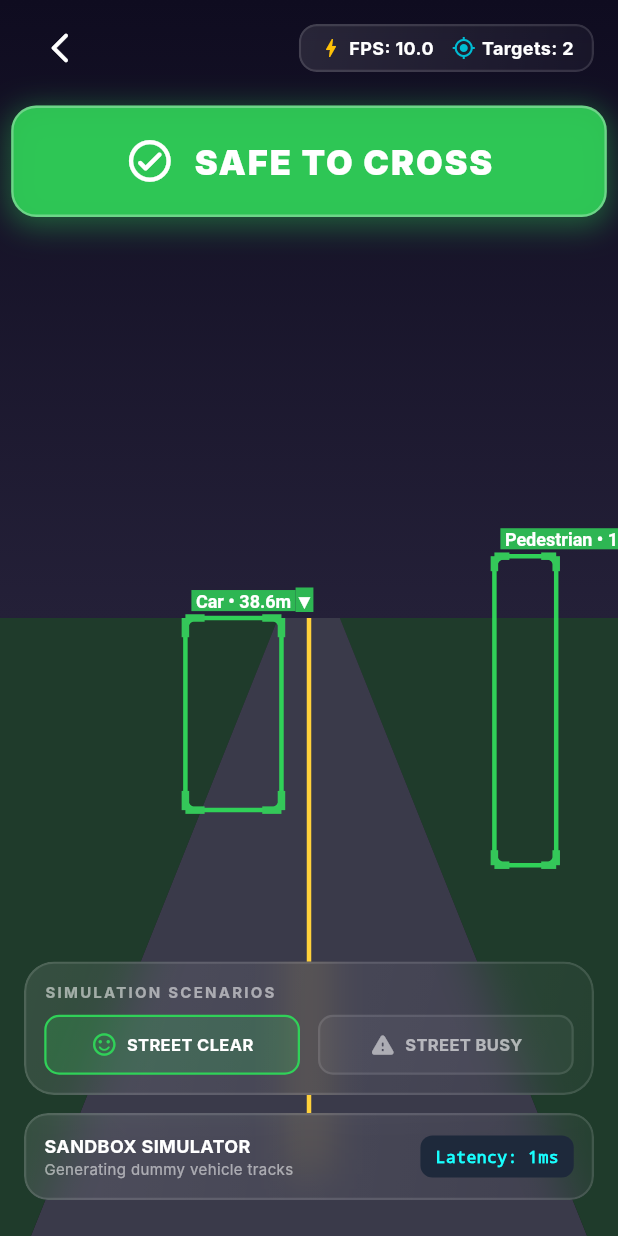
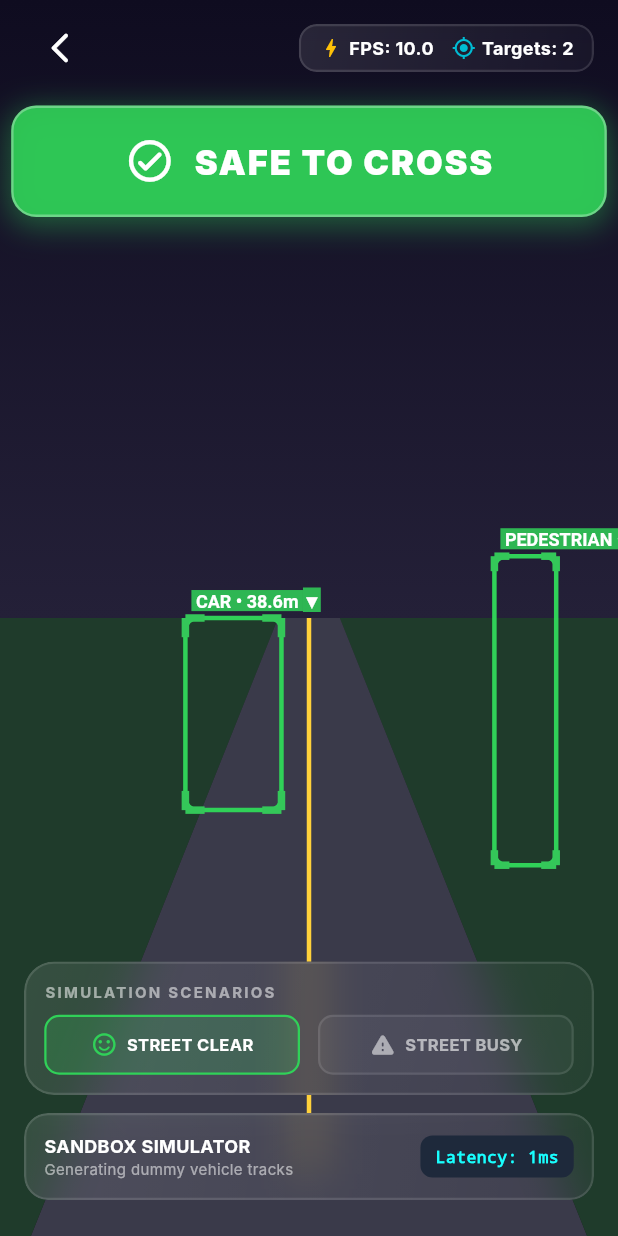
Before and after one commit to SleepyDugong/Traffic-Safety-Mobile-Application, a Flutter app: the CameraScreen screen opened by its route, after a tap on "STREET CLEAR", on a phone screen of 412 x 824 dp. Run offline on Flutter 3.47's test engine with Material 3 defaults, Android fonts, the phone set to English and light mode, and no system bars; our stand-ins replace audioplayers, camera, flutter_tts, permission_handler, vibration; Roboto replaces fonts that are missing (Inter).

Commit message:
version 5 completion

```diff
--- a/lib/screens/camera_screen.dart
+++ b/lib/screens/camera_screen.dart
@@ -159,7 +159,7 @@ class _CameraScreenState extends State<CameraScreen> {
     final verdict = safetyEngine.evaluateSafety(detectionService.currentDetections);
 
     // 2. Trigger alarms if detecting
-    if (detectionService.isDetecting && detectionService.currentDetections.isNotEmpty) {
+    if (detectionService.isDetecting) {
       alertService.triggerAlert(verdict);
     }
   }
--- a/lib/services/alert_service.dart
+++ b/lib/services/alert_service.dart
@@ -1,15 +1,18 @@
 import 'package:flutter/foundation.dart';
 import 'package:flutter_tts/flutter_tts.dart';
 import 'package:vibration/vibration.dart';
+import 'package:audioplayers/audioplayers.dart';
 
 class AlertService with ChangeNotifier {
   final FlutterTts _tts = FlutterTts();
+  final AudioPlayer _audioPlayer = AudioPlayer();
 
   bool _ttsEnabled = true;
   bool _hapticsEnabled = true;
 
   DateTime? _lastSpeechTime;
   String? _lastSpokenText;
+  String? _lastVerdict;
 
   bool get ttsEnabled => _ttsEnabled;
   bool get hapticsEnabled => _hapticsEnabled;
@@ -35,61 +38,84 @@ class AlertService with ChangeNotifier {
     notifyListeners();
   }
 
+  void _playAudioFile(String fileName) async {
+    try {
+      await _audioPlayer.stop(); // Stop currently playing audio to avoid overlay
+      await _audioPlayer.play(AssetSource('Audio/$fileName'));
+    } catch (e) {
+      debugPrint("Error playing audio asset: $e");
+    }
+  }
+
   /// Triggers safety audio and physical vibrations.
   /// Decides based on the verdict string: "SAFE", "CAUTION", or "DANGER".
   void triggerAlert(String verdict, {String? customMessage}) async {
     final now = DateTime.now();
 
-    String message;
-    if (customMessage != null) {
-      message = customMessage;
-    } else {
-      switch (verdict) {
-        case "DANGER":
-          message = "Stop! Vehicle approaching!";
-          break;
-        case "CAUTION":
-          message = "Caution! Vehicle approaching!";
-          break;
-        case "SAFE":
-        default:
-          message = "Safe to cross. Walk carefully.";
-          break;
-      }
-    }
+    // Track state changes to avoid spamming "SAFE"
+    final isStateChanged = _lastVerdict != verdict;
+    final isCooldownElapsed = _lastSpeechTime == null ||
+        now.difference(_lastSpeechTime!) > const Duration(seconds: 4);
+
+    if (isStateChanged || (verdict != "SAFE" && isCooldownElapsed)) {
+      _lastSpeechTime = now;
+      _lastVerdict = verdict;
 
       // Play Vibration
       if (_hapticsEnabled) {
         final hasVibrator = await Vibration.hasVibrator() ?? false;
         if (hasVibrator) {
+          // Cancel any ongoing continuous vibrations first
+          await Vibration.cancel();
+
           if (verdict == "DANGER") {
-          // Double buzz alert for danger
-          Vibration.vibrate(pattern: [0, 500, 200, 500]);
+            // Red Alert: Continuous vibration pattern
+            Vibration.vibrate(pattern: [0, 500, 200, 500], repeat: 0);
           } else if (verdict == "CAUTION") {
-          // Single medium buzz alert for caution
-          Vibration.vibrate(duration: 350);
+            // Yellow Alert: Two medium vibrations
+            Vibration.vibrate(pattern: [0, 250, 150, 250]);
           } else {
-          // Single short gentle tap vibration for safe confirmation
+            // Green Alert: Single short vibration
             Vibration.vibrate(duration: 100);
           }
         }
       }
 
-    // Speak text warning (with a 3-second cooldown to prevent overlapping audio)
+      // Play Voice Messages (MP3 audio files from assets)
       if (_ttsEnabled) {
-      if (_lastSpeechTime == null ||
-          now.difference(_lastSpeechTime!) > const Duration(seconds: 3) ||
-          _lastSpokenText != message) {
-        _lastSpeechTime = now;
-        _lastSpokenText = message;
-
-        await _tts.speak(message);
+        if (verdict == "SAFE") {
+          _playAudioFile("Now Safe.mp3");
+          Future.delayed(const Duration(milliseconds: 1600), () {
+            if (_lastVerdict == "SAFE") {
+              _tts.speak("Safe to cross.");
+            }
+          });
+        } else if (verdict == "DANGER") {
+          _playAudioFile("Not Safe.mp3");
+          Future.delayed(const Duration(milliseconds: 1600), () {
+            if (_lastVerdict == "DANGER") {
+              _tts.speak("Warning. Vehicle approaching. Do not cross.");
+            }
+          });
+        } else if (verdict == "CAUTION") {
+          _playAudioFile("Not Safe.mp3");
+          Future.delayed(const Duration(milliseconds: 1600), () {
+            if (_lastVerdict == "CAUTION") {
+              _tts.speak("Please wait. Incoming traffic detected.");
+            }
+          });
+        }
       }
     }
   }
 
   void stopAllAlerts() async {
+    try {
       await _tts.stop();
+      await _audioPlayer.stop();
       await Vibration.cancel();
+    } catch (e) {
+      debugPrint("Error stopping alerts: $e");
     }
   }
+}
--- a/lib/widgets/detection_overlay.dart
+++ b/lib/widgets/detection_overlay.dart
@@ -34,12 +34,27 @@ class _DetectionPainter extends CustomPainter {
         detection.boundingBox.height * size.height,
       );
 
-      final isDanger = detection.distanceCategory == DistanceCategory.VERY_CLOSE ||
-                       (detection.distanceCategory == DistanceCategory.CLOSE && detection.isApproaching);
+      Color boxColor;
+      Color bracketColor;
+
+      final category = detection.distanceCategory;
+      final isApproaching = detection.isApproaching;
+
+      if (category == DistanceCategory.VERY_CLOSE ||
+          (category == DistanceCategory.CLOSE && isApproaching)) {
+        boxColor = const Color(0xFFFF3B30); // Red
+        bracketColor = const Color(0xFFFF453A); // Neon Red
+      } else if (category == DistanceCategory.MEDIUM && isApproaching) {
+        boxColor = const Color(0xFFFF9F0A); // Yellow/Amber
+        bracketColor = const Color(0xFFFFB30A); // Neon Yellow
+      } else {
+        boxColor = const Color(0xFF30D158); // Green
+        bracketColor = const Color(0xFF34C759); // Neon Green
+      }
 
       // Neon paint for bounding boxes
       final boxPaint = Paint()
-        ..color = isDanger ? const Color(0xFFFF3B30) : const Color(0xFF30D158)
+        ..color = boxColor
         ..style = PaintingStyle.stroke
         ..strokeWidth = 3.0
         ..strokeCap = StrokeCap.round;
@@ -52,7 +67,7 @@ class _DetectionPainter extends CustomPainter {
 
       // Draw corner brackets for high-tech HUD look
       final bracketPaint = Paint()
-        ..color = isDanger ? const Color(0xFFFF453A) : const Color(0xFF34C759)
+        ..color = bracketColor
         ..style = PaintingStyle.stroke
         ..strokeWidth = 5.0;
 
@@ -80,9 +95,9 @@ class _DetectionPainter extends CustomPainter {
           color: Colors.white,
           fontSize: 12.0,
           fontWeight: FontWeight.bold,
-          backgroundColor: isDanger ? const Color(0xFFFF3B30).withOpacity(0.85) : const Color(0xFF30D158).withOpacity(0.85),
+          backgroundColor: boxColor.withOpacity(0.85),
         ),
-        text: " ${detection.label} • ${detection.estimatedDistance.toStringAsFixed(1)}m ${detection.isApproaching ? '▲' : '▼'} ",
+        text: " ${detection.label.toUpperCase()} • ${detection.estimatedDistance.toStringAsFixed(1)}m ${detection.isApproaching ? '▲' : '▼'} ",
       );
 
       final textPainter = TextPainter(
--- a/lib/widgets/safety_banner.dart
+++ b/lib/widgets/safety_banner.dart
@@ -44,12 +44,12 @@ class _SafetyBannerState extends State<SafetyBanner> with SingleTickerProviderSt
     switch (widget.verdict) {
       case "DANGER":
         bannerColor = const Color(0xFFFF3B30); // Red
-        labelText = "STOP! VEHICLE APPROACHING";
+        labelText = "WARNING! DO NOT CROSS";
         icon = Icons.warning_amber_rounded;
         break;
       case "CAUTION":
         bannerColor = const Color(0xFFFF9F0A); // Amber/Orange
-        labelText = "CAUTION! VEHICLE APPROACHING";
+        labelText = "CAUTION! VEHICLE DETECTED";
         icon = Icons.warning_amber_rounded;
         break;
       case "SAFE":
--- a/pubspec.yaml
+++ b/pubspec.yaml
@@ -39,6 +39,7 @@ dependencies:
   provider: ^6.1.1
   permission_handler: ^11.1.0
   video_player: ^2.8.2
+  audioplayers: ^6.7.1
 
 dev_dependencies:
   flutter_test:
@@ -52,3 +53,4 @@ flutter:
     - assets/images/
     - assets/mock_traffic/
     - assets/camera_config.json
+    - assets/Audio/
```
Also changed, not shown: pubspec.lock, 8 other files. Lines whose indentation alone changed are shown as unchanged.
